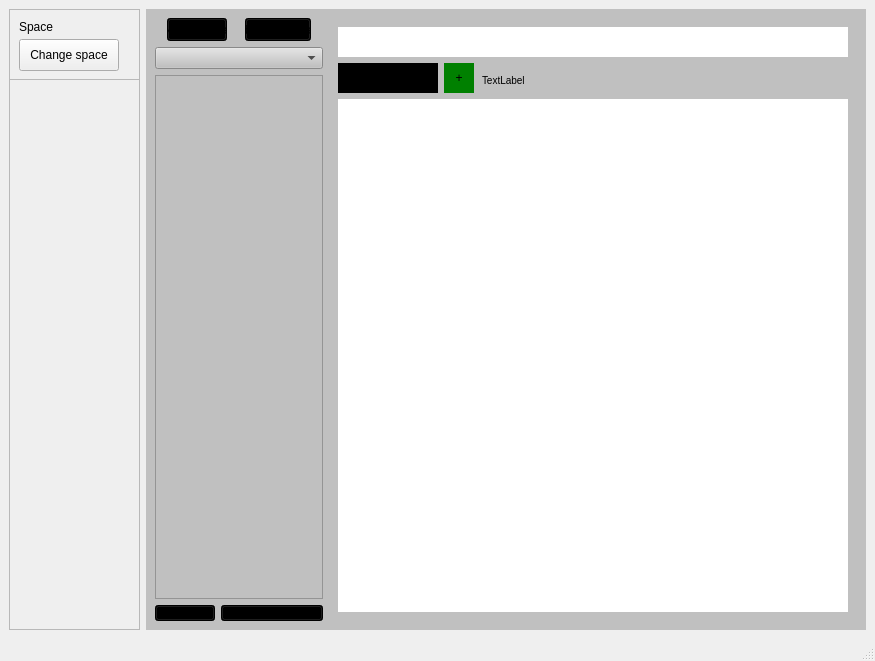
Qt form Silently/src/mainwindow.ui (Observersss/Silently) before a commit.
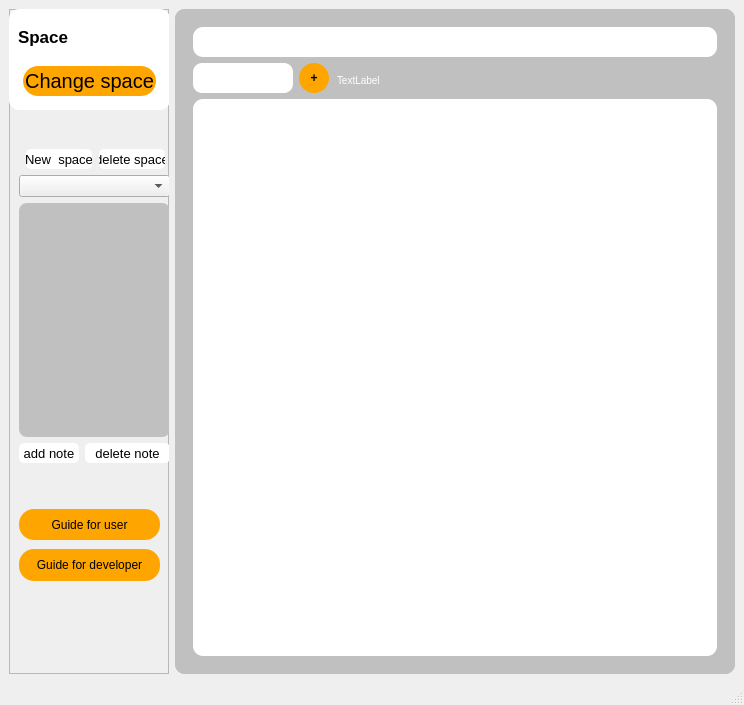
The same form after that commit. The open tabs and pages were chosen to show the change.

Commit message: Merge remote-tracking branch 'refs/remotes/origin/DeveloperVersion' into HEAD

```diff
--- a/Silently/src/mainwindow.ui
+++ b/Silently/src/mainwindow.ui
@@ -6,8 +6,8 @@
    <rect>
     <x>0</x>
     <y>0</y>
-    <width>875</width>
-    <height>661</height>
+    <width>744</width>
+    <height>705</height>
    </rect>
   </property>
   <property name="windowTitle">
@@ -15,68 +15,11 @@
   </property>
   <widget class="QWidget" name="centralwidget">
    <layout class="QGridLayout" name="gridLayout_2">
-    <item row="0" column="0">
-     <widget class="QFrame" name="frame_2">
-      <property name="minimumSize">
-       <size>
-        <width>131</width>
-        <height>431</height>
-       </size>
-      </property>
-      <property name="frameShape">
-       <enum>QFrame::StyledPanel</enum>
-      </property>
-      <property name="frameShadow">
-       <enum>QFrame::Raised</enum>
-      </property>
-      <widget class="QFrame" name="frame">
-       <property name="geometry">
-        <rect>
-         <x>0</x>
-         <y>0</y>
-         <width>131</width>
-         <height>71</height>
-        </rect>
-       </property>
-       <property name="frameShape">
-        <enum>QFrame::StyledPanel</enum>
-       </property>
-       <property name="frameShadow">
-        <enum>QFrame::Raised</enum>
-       </property>
-       <widget class="QLabel" name="info">
-        <property name="geometry">
-         <rect>
-          <x>10</x>
-          <y>10</y>
-          <width>101</width>
-          <height>16</height>
-         </rect>
-        </property>
-        <property name="text">
-         <string>Space</string>
-        </property>
-       </widget>
-       <widget class="QPushButton" name="change_space">
-        <property name="geometry">
-         <rect>
-          <x>10</x>
-          <y>30</y>
-          <width>100</width>
-          <height>32</height>
-         </rect>
-        </property>
-        <property name="text">
-         <string>Change space</string>
-        </property>
-       </widget>
-      </widget>
-     </widget>
-    </item>
     <item row="0" column="1">
      <widget class="QStackedWidget" name="spaces">
       <property name="styleSheet">
-       <string notr="true">background-color:silver;</string>
+       <string notr="true">background-color:silver;
+border-radius:10px;</string>
       </property>
       <widget class="QWidget" name="RPG_space">
        <layout class="QGridLayout" name="gridLayout_4">
@@ -235,127 +178,6 @@
       </widget>
       <widget class="QWidget" name="Note_space">
        <layout class="QGridLayout" name="gridLayout_6">
-        <item row="0" column="0">
-         <layout class="QVBoxLayout" name="verticalLayout">
-          <item>
-           <layout class="QHBoxLayout" name="horizontalLayout_4">
-            <property name="leftMargin">
-             <number>0</number>
-            </property>
-            <item>
-             <widget class="QPushButton" name="createNewNoteSpace">
-              <property name="maximumSize">
-               <size>
-                <width>60</width>
-                <height>16777215</height>
-               </size>
-              </property>
-              <property name="font">
-               <font>
-                <pointsize>10</pointsize>
-               </font>
-              </property>
-              <property name="styleSheet">
-               <string notr="true">background-color:black;
-</string>
-              </property>
-              <property name="text">
-               <string>New  space</string>
-              </property>
-             </widget>
-            </item>
-            <item>
-             <widget class="QPushButton" name="delete_Note_Service">
-              <property name="maximumSize">
-               <size>
-                <width>66</width>
-                <height>16777215</height>
-               </size>
-              </property>
-              <property name="font">
-               <font>
-                <pointsize>10</pointsize>
-               </font>
-              </property>
-              <property name="styleSheet">
-               <string notr="true">background-color:black;</string>
-              </property>
-              <property name="text">
-               <string>delete space</string>
-              </property>
-             </widget>
-            </item>
-           </layout>
-          </item>
-          <item>
-           <layout class="QHBoxLayout" name="horizontalLayout_3">
-            <item>
-             <widget class="QComboBox" name="NoteSpaces">
-              <property name="maximumSize">
-               <size>
-                <width>25987</width>
-                <height>16777215</height>
-               </size>
-              </property>
-             </widget>
-            </item>
-           </layout>
-          </item>
-          <item>
-           <widget class="QListWidget" name="listNote">
-            <property name="minimumSize">
-             <size>
-              <width>0</width>
-              <height>0</height>
-             </size>
-            </property>
-            <property name="maximumSize">
-             <size>
-              <width>168</width>
-              <height>16777215</height>
-             </size>
-            </property>
-            <property name="styleSheet">
-             <string notr="true">border-color:black;
-margin:0;
-</string>
-            </property>
-           </widget>
-          </item>
-          <item>
-           <layout class="QHBoxLayout" name="horizontalLayout_2">
-            <item>
-             <widget class="QPushButton" name="pushButton">
-              <property name="maximumSize">
-               <size>
-                <width>60</width>
-                <height>16777215</height>
-               </size>
-              </property>
-              <property name="styleSheet">
-               <string notr="true">background-color:black;
-margin:0;</string>
-              </property>
-              <property name="text">
-               <string>add note</string>
-              </property>
-             </widget>
-            </item>
-            <item>
-             <widget class="QPushButton" name="delete_Note">
-              <property name="styleSheet">
-               <string notr="true">background-color:black;
-margin:0;</string>
-              </property>
-              <property name="text">
-               <string>delete note</string>
-              </property>
-             </widget>
-            </item>
-           </layout>
-          </item>
-         </layout>
-        </item>
         <item row="0" column="1">
          <widget class="QFrame" name="frame_7">
           <property name="minimumSize">
@@ -365,7 +187,8 @@
            </size>
           </property>
           <property name="styleSheet">
-           <string notr="true">border:none;</string>
+           <string notr="true">border:none;
+border-radius:10px;</string>
           </property>
           <property name="frameShape">
            <enum>QFrame::StyledPanel</enum>
@@ -374,37 +197,6 @@
            <enum>QFrame::Raised</enum>
           </property>
           <layout class="QGridLayout" name="gridLayout_3">
-           <item row="2" column="0">
-            <widget class="QTextEdit" name="TextNote">
-             <property name="minimumSize">
-              <size>
-               <width>0</width>
-               <height>430</height>
-              </size>
-             </property>
-             <property name="maximumSize">
-              <size>
-               <width>16777215</width>
-               <height>185245</height>
-              </size>
-             </property>
-             <property name="styleSheet">
-              <string notr="true">background-color:white;
-color:black;
-</string>
-             </property>
-             <property name="html">
-              <string>&lt;!DOCTYPE HTML PUBLIC &quot;-//W3C//DTD HTML 4.0//EN&quot; &quot;http://www.w3.org/TR/REC-html40/strict.dtd&quot;&gt;
-&lt;html&gt;&lt;head&gt;&lt;meta name=&quot;qrichtext&quot; content=&quot;1&quot; /&gt;&lt;meta charset=&quot;utf-8&quot; /&gt;&lt;style type=&quot;text/css&quot;&gt;
-p, li { white-space: pre-wrap; }
-hr { height: 1px; border-width: 0; }
-li.unchecked::marker { content: &quot;\2610&quot;; }
-li.checked::marker { content: &quot;\2612&quot;; }
-&lt;/style&gt;&lt;/head&gt;&lt;body style=&quot; font-family:'.AppleSystemUIFont'; font-size:13pt; font-weight:400; font-style:normal;&quot;&gt;
-&lt;p style=&quot;-qt-paragraph-type:empty; margin-top:0px; margin-bottom:0px; margin-left:0px; margin-right:0px; -qt-block-indent:0; text-indent:0px;&quot;&gt;&lt;br /&gt;&lt;/p&gt;&lt;/body&gt;&lt;/html&gt;</string>
-             </property>
-            </widget>
-           </item>
            <item row="1" column="0">
             <layout class="QHBoxLayout" name="horizontalLayout">
              <item>
@@ -423,8 +215,9 @@
                </property>
                <property name="styleSheet">
                 <string notr="true">margin:0;
-background-color:black;
-color:white;</string>
+background-color:white;
+color:black;
+border-radius:9px;</string>
                </property>
               </widget>
              </item>
@@ -442,10 +235,15 @@
                  <height>30</height>
                 </size>
                </property>
+               <property name="font">
+                <font>
+                 <bold>true</bold>
+                </font>
+               </property>
                <property name="styleSheet">
-                <string notr="true">background-color:green;
-color:black;
-margin:0;</string>
+                <string notr="true">background-color:orange;
+margin:0;
+border-radius:15px;</string>
                </property>
                <property name="text">
                 <string>+</string>
@@ -469,7 +267,8 @@
                <property name="styleSheet">
                 <string notr="true">font-size:10px;
 padding-top:5px;
-margin:0;</string>
+margin:0;
+color:white</string>
                </property>
                <property name="text">
                 <string>TextLabel</string>
@@ -478,6 +277,38 @@
              </item>
             </layout>
            </item>
+           <item row="2" column="0">
+            <widget class="QTextEdit" name="TextNote">
+             <property name="minimumSize">
+              <size>
+               <width>0</width>
+               <height>500</height>
+              </size>
+             </property>
+             <property name="maximumSize">
+              <size>
+               <width>16777215</width>
+               <height>185245</height>
+              </size>
+             </property>
+             <property name="styleSheet">
+              <string notr="true">background-color:white;
+color:black;
+border-radius:10px;
+</string>
+             </property>
+             <property name="html">
+              <string>&lt;!DOCTYPE HTML PUBLIC &quot;-//W3C//DTD HTML 4.0//EN&quot; &quot;http://www.w3.org/TR/REC-html40/strict.dtd&quot;&gt;
+&lt;html&gt;&lt;head&gt;&lt;meta name=&quot;qrichtext&quot; content=&quot;1&quot; /&gt;&lt;meta charset=&quot;utf-8&quot; /&gt;&lt;style type=&quot;text/css&quot;&gt;
+p, li { white-space: pre-wrap; }
+hr { height: 1px; border-width: 0; }
+li.unchecked::marker { content: &quot;\2610&quot;; }
+li.checked::marker { content: &quot;\2612&quot;; }
+&lt;/style&gt;&lt;/head&gt;&lt;body style=&quot; font-family:'.AppleSystemUIFont'; font-size:13pt; font-weight:400; font-style:normal;&quot;&gt;
+&lt;p style=&quot;-qt-paragraph-type:empty; margin-top:0px; margin-bottom:0px; margin-left:0px; margin-right:0px; -qt-block-indent:0; text-indent:0px;&quot;&gt;&lt;br /&gt;&lt;/p&gt;&lt;/body&gt;&lt;/html&gt;</string>
+             </property>
+            </widget>
+           </item>
            <item row="0" column="0">
             <widget class="QLineEdit" name="TitleNote">
              <property name="minimumSize">
@@ -489,7 +320,8 @@
              <property name="styleSheet">
               <string notr="true">background-color:white;
 color:black;
-margin:0;</string>
+margin:0;
+border-radius:10px;</string>
              </property>
             </widget>
            </item>
@@ -500,6 +332,389 @@
       </widget>
      </widget>
     </item>
+    <item row="0" column="0">
+     <widget class="QFrame" name="frame_2">
+      <property name="minimumSize">
+       <size>
+        <width>160</width>
+        <height>431</height>
+       </size>
+      </property>
+      <property name="frameShape">
+       <enum>QFrame::StyledPanel</enum>
+      </property>
+      <property name="frameShadow">
+       <enum>QFrame::Raised</enum>
+      </property>
+      <widget class="QFrame" name="frame">
+       <property name="geometry">
+        <rect>
+         <x>0</x>
+         <y>0</y>
+         <width>161</width>
+         <height>101</height>
+        </rect>
+       </property>
+       <property name="styleSheet">
+        <string notr="true">background-color:white;
+border-radius:10px;</string>
+       </property>
+       <property name="frameShape">
+        <enum>QFrame::StyledPanel</enum>
+       </property>
+       <property name="frameShadow">
+        <enum>QFrame::Raised</enum>
+       </property>
+       <layout class="QGridLayout" name="gridLayout_8">
+        <item row="0" column="0">
+         <widget class="QLabel" name="info">
+          <property name="font">
+           <font>
+            <pointsize>13</pointsize>
+            <italic>false</italic>
+            <bold>true</bold>
+            <underline>false</underline>
+           </font>
+          </property>
+          <property name="styleSheet">
+           <string notr="true">color:black;</string>
+          </property>
+          <property name="text">
+           <string>Space</string>
+          </property>
+         </widget>
+        </item>
+        <item row="1" column="0">
+         <widget class="QPushButton" name="change_space">
+          <property name="minimumSize">
+           <size>
+            <width>0</width>
+            <height>40</height>
+           </size>
+          </property>
+          <property name="font">
+           <font>
+            <pointsize>15</pointsize>
+           </font>
+          </property>
+          <property name="styleSheet">
+           <string notr="true">background-color:orange;
+margin:5px;
+margin-bottom:5px;
+border-radius:15px;</string>
+          </property>
+          <property name="text">
+           <string>Change space</string>
+          </property>
+         </widget>
+        </item>
+       </layout>
+      </widget>
+      <widget class="QStackedWidget" name="stackedWidget">
+       <property name="geometry">
+        <rect>
+         <x>10</x>
+         <y>110</y>
+         <width>150</width>
+         <height>371</height>
+        </rect>
+       </property>
+       <property name="minimumSize">
+        <size>
+         <width>150</width>
+         <height>0</height>
+        </size>
+       </property>
+       <property name="currentIndex">
+        <number>1</number>
+       </property>
+       <widget class="QWidget" name="page">
+        <widget class="QWidget" name="layoutWidget">
+         <property name="geometry">
+          <rect>
+           <x>-10</x>
+           <y>30</y>
+           <width>161</width>
+           <height>314</height>
+          </rect>
+         </property>
+         <layout class="QGridLayout" name="gridLayout_7">
+          <property name="leftMargin">
+           <number>10</number>
+          </property>
+          <item row="0" column="0">
+           <layout class="QHBoxLayout" name="horizontalLayout_3">
+            <property name="spacing">
+             <number>-1</number>
+            </property>
+            <property name="leftMargin">
+             <number>6</number>
+            </property>
+            <property name="rightMargin">
+             <number>4</number>
+            </property>
+            <item>
+             <widget class="QPushButton" name="AddNoteSpace">
+              <property name="minimumSize">
+               <size>
+                <width>60</width>
+                <height>20</height>
+               </size>
+              </property>
+              <property name="maximumSize">
+               <size>
+                <width>66</width>
+                <height>16777215</height>
+               </size>
+              </property>
+              <property name="font">
+               <font>
+                <pointsize>10</pointsize>
+               </font>
+              </property>
+              <property name="styleSheet">
+               <string notr="true">background-color:white;
+color:black;
+border-radius:5px;</string>
+              </property>
+              <property name="text">
+               <string>New  space</string>
+              </property>
+             </widget>
+            </item>
+            <item>
+             <widget class="QPushButton" name="delete_Note_Service">
+              <property name="minimumSize">
+               <size>
+                <width>60</width>
+                <height>20</height>
+               </size>
+              </property>
+              <property name="maximumSize">
+               <size>
+                <width>66</width>
+                <height>16777215</height>
+               </size>
+              </property>
+              <property name="font">
+               <font>
+                <pointsize>10</pointsize>
+               </font>
+              </property>
+              <property name="styleSheet">
+               <string notr="true">background-color:white;
+color:black;
+border-radius:5px;</string>
+              </property>
+              <property name="text">
+               <string>delete space</string>
+              </property>
+             </widget>
+            </item>
+           </layout>
+          </item>
+          <item row="1" column="0">
+           <widget class="QComboBox" name="NoteSpaces">
+            <property name="maximumSize">
+             <size>
+              <width>25987</width>
+              <height>16777215</height>
+             </size>
+            </property>
+            <property name="editable">
+             <bool>false</bool>
+            </property>
+           </widget>
+          </item>
+          <item row="2" column="0">
+           <widget class="QListWidget" name="listNote">
+            <property name="minimumSize">
+             <size>
+              <width>0</width>
+              <height>0</height>
+             </size>
+            </property>
+            <property name="maximumSize">
+             <size>
+              <width>168</width>
+              <height>16777215</height>
+             </size>
+            </property>
+            <property name="styleSheet">
+             <string notr="true">background-color:silver;
+color:white;
+border-radius:8px;
+</string>
+            </property>
+            <property name="iconSize">
+             <size>
+              <width>50</width>
+              <height>50</height>
+             </size>
+            </property>
+           </widget>
+          </item>
+          <item row="3" column="0">
+           <layout class="QHBoxLayout" name="horizontalLayout_2">
+            <item>
+             <widget class="QPushButton" name="pushButton">
+              <property name="minimumSize">
+               <size>
+                <width>0</width>
+                <height>20</height>
+               </size>
+              </property>
+              <property name="maximumSize">
+               <size>
+                <width>60</width>
+                <height>16777215</height>
+               </size>
+              </property>
+              <property name="font">
+               <font>
+                <pointsize>10</pointsize>
+               </font>
+              </property>
+              <property name="styleSheet">
+               <string notr="true">background-color:white;
+color:black;
+border-radius:5px;</string>
+              </property>
+              <property name="text">
+               <string>add note</string>
+              </property>
+             </widget>
+            </item>
+            <item>
+             <widget class="QPushButton" name="delete_Note">
+              <property name="minimumSize">
+               <size>
+                <width>0</width>
+                <height>20</height>
+               </size>
+              </property>
+              <property name="font">
+               <font>
+                <pointsize>10</pointsize>
+               </font>
+              </property>
+              <property name="styleSheet">
+               <string notr="true">background-color:white;
+color:black;
+border-radius:5px;</string>
+              </property>
+              <property name="text">
+               <string>delete note</string>
+              </property>
+             </widget>
+            </item>
+           </layout>
+          </item>
+         </layout>
+        </widget>
+       </widget>
+       <widget class="QWidget" name="page_2">
+        <widget class="QWidget" name="layoutWidget">
+         <property name="geometry">
+          <rect>
+           <x>0</x>
+           <y>190</y>
+           <width>141</width>
+           <height>141</height>
+          </rect>
+         </property>
+         <layout class="QVBoxLayout" name="verticalLayout">
+          <item>
+           <widget class="QPushButton" name="AddingQuest">
+            <property name="minimumSize">
+             <size>
+              <width>0</width>
+              <height>30</height>
+             </size>
+            </property>
+            <property name="styleSheet">
+             <string notr="true">background-color:orange;
+border-radius:15px;</string>
+            </property>
+            <property name="text">
+             <string>Add Quest</string>
+            </property>
+           </widget>
+          </item>
+          <item>
+           <widget class="QPushButton" name="more_characteristics">
+            <property name="minimumSize">
+             <size>
+              <width>0</width>
+              <height>30</height>
+             </size>
+            </property>
+            <property name="styleSheet">
+             <string notr="true">background-color:orange;
+border-radius:15px;</string>
+            </property>
+            <property name="text">
+             <string>More</string>
+            </property>
+           </widget>
+          </item>
+          <item>
+           <widget class="QPushButton" name="Open_inventory">
+            <property name="minimumSize">
+             <size>
+              <width>0</width>
+              <height>30</height>
+             </size>
+            </property>
+            <property name="styleSheet">
+             <string notr="true">background-color:orange;
+border-radius:15px;</string>
+            </property>
+            <property name="text">
+             <string>Open inventory</string>
+            </property>
+           </widget>
+          </item>
+         </layout>
+        </widget>
+       </widget>
+      </widget>
+      <widget class="QPushButton" name="guideForUser_button">
+       <property name="geometry">
+        <rect>
+         <x>10</x>
+         <y>500</y>
+         <width>141</width>
+         <height>31</height>
+        </rect>
+       </property>
+       <property name="styleSheet">
+        <string notr="true">background-color:orange;
+border-radius:15px;</string>
+       </property>
+       <property name="text">
+        <string>Guide for user</string>
+       </property>
+      </widget>
+      <widget class="QPushButton" name="guideForDeveloper_button">
+       <property name="geometry">
+        <rect>
+         <x>10</x>
+         <y>540</y>
+         <width>141</width>
+         <height>32</height>
+        </rect>
+       </property>
+       <property name="styleSheet">
+        <string notr="true">background-color:orange;
+border-radius:15px;</string>
+       </property>
+       <property name="text">
+        <string>Guide for developer</string>
+       </property>
+      </widget>
+     </widget>
+    </item>
    </layout>
   </widget>
   <widget class="QMenuBar" name="menubar">
```
Left out of the diff: 165 changed lines with no effect on the pictures. The commit also changes 157 other files.
